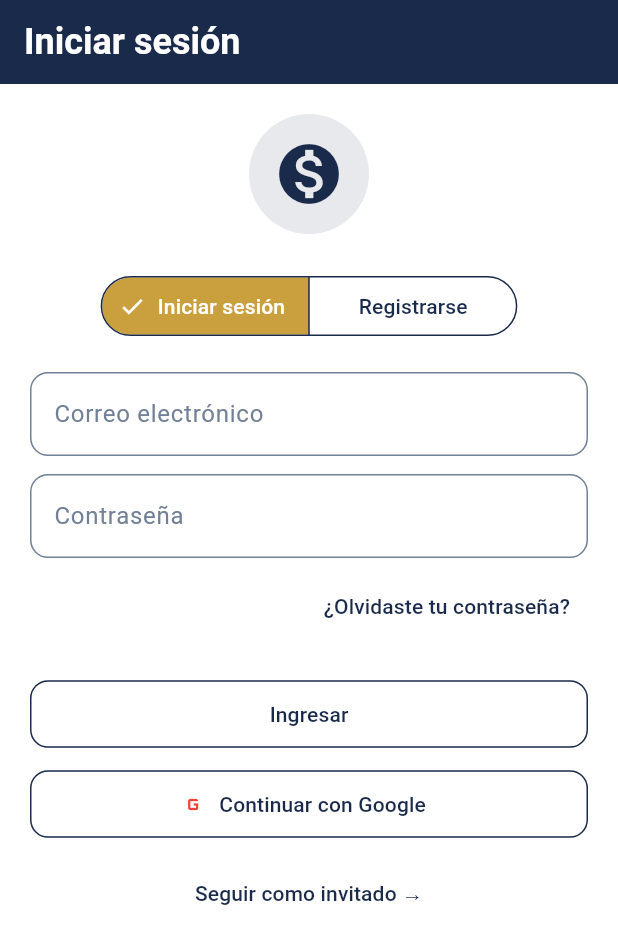
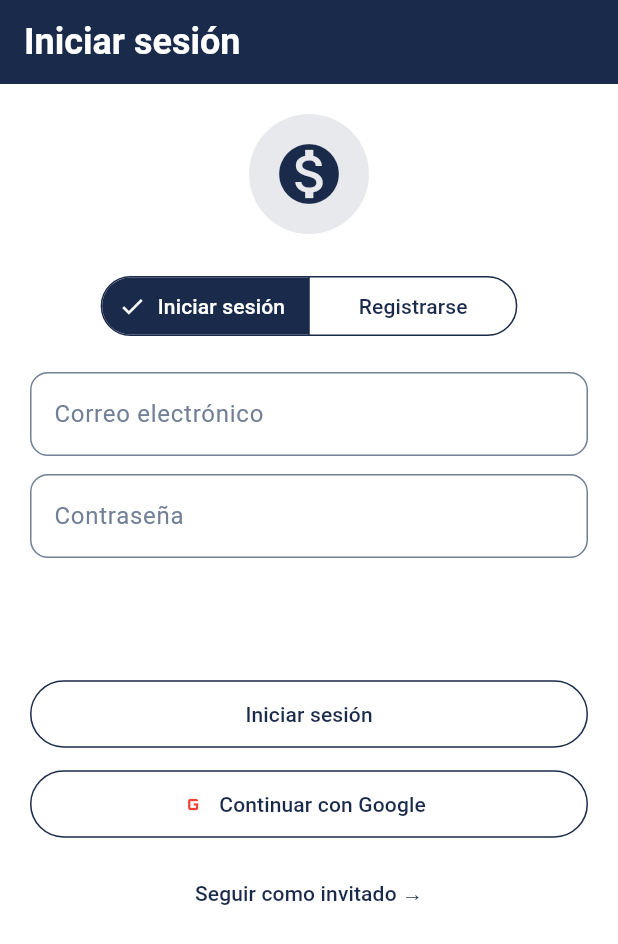
Before and after one commit to Seba-QA/coleccion_numismatica, a Flutter app: the screen it shows after launch, on a phone screen of 412 x 824 dp. Shown: the top 944 px of the screen. Run offline on Flutter 3.47's test engine with Material 3 defaults, Android fonts, the light colour scheme and no system bars; our stand-ins replace cloud_firestore, file_picker, firebase_auth, firebase_core, fl_chart, font_awesome_flutter and 5 more; accounts and stored records are empty.

Commit message:
Ajustes visuales en pantalla auth

```diff
--- a/coleccion_numismatica/lib/pantalla_auth.dart
+++ b/coleccion_numismatica/lib/pantalla_auth.dart
@@ -175,7 +175,8 @@ class _PantallaAuthState extends State<PantallaAuth> {
     return showDialog(
       context: context,
       barrierDismissible: false,
-      builder: (context) => AlertDialog(
+      builder:
+          (context) => AlertDialog(
             title: const Text('Restablecer contraseña'),
             content: Column(
               mainAxisSize: MainAxisSize.min,
@@ -205,16 +206,22 @@ class _PantallaAuthState extends State<PantallaAuth> {
                   final email = emailController.text.trim();
                   if (email.isEmpty) {
                     ScaffoldMessenger.of(context).showSnackBar(
-                  const SnackBar(content: Text('Ingresa tu correo electrónico.')),
+                      const SnackBar(
+                        content: Text('Ingresa tu correo electrónico.'),
+                      ),
                     );
                     return;
                   }
                   try {
-                await FirebaseAuth.instance.sendPasswordResetEmail(email: email);
+                    await FirebaseAuth.instance.sendPasswordResetEmail(
+                      email: email,
+                    );
                     if (mounted) Navigator.pop(context);
                     ScaffoldMessenger.of(context).showSnackBar(
                       const SnackBar(
-                    content: Text('Correo de restablecimiento enviado. Revisa tu bandeja de entrada.'),
+                        content: Text(
+                          'Correo de restablecimiento enviado. Revisa tu bandeja de entrada.',
+                        ),
                         backgroundColor: Colors.green,
                       ),
                     );
@@ -222,7 +229,8 @@ class _PantallaAuthState extends State<PantallaAuth> {
                     String mensaje;
                     switch (e.code) {
                       case 'user-not-found':
-                    mensaje = 'No existe una cuenta con ese correo electrónico.';
+                        mensaje =
+                            'No existe una cuenta con ese correo electrónico.';
                         break;
                       case 'invalid-email':
                         mensaje = 'El correo electrónico no es válido.';
@@ -247,8 +255,31 @@ class _PantallaAuthState extends State<PantallaAuth> {
 
   @override
   Widget build(BuildContext context) {
-    return Scaffold(
-      appBar: AppBar(title: Text(_isLogin ? 'Iniciar sesión' : 'Registrarse')),
+    return Theme(
+      data: Theme.of(context).copyWith(
+        textTheme: Theme.of(context).textTheme.copyWith(
+          labelLarge: TextStyle(color: Theme.of(context).colorScheme.onSurface),
+        ),
+        textButtonTheme: TextButtonThemeData(
+          style: TextButton.styleFrom(
+            foregroundColor: Theme.of(context).colorScheme.onSurface,
+          ),
+        ),
+        elevatedButtonTheme: ElevatedButtonThemeData(
+          style: ElevatedButton.styleFrom(
+            foregroundColor: Theme.of(context).colorScheme.onSurface,
+          ),
+        ),
+        outlinedButtonTheme: OutlinedButtonThemeData(
+          style: OutlinedButton.styleFrom(
+            foregroundColor: Theme.of(context).colorScheme.onSurface,
+          ),
+        ),
+      ),
+      child: Scaffold(
+        appBar: AppBar(
+          title: Text(_isLogin ? 'Iniciar sesión' : 'Registrarse'),
+        ),
         body: Padding(
           padding: const EdgeInsets.all(20),
           child: Form(
@@ -276,6 +307,8 @@ class _PantallaAuthState extends State<PantallaAuth> {
                     ),
                   ),
                   const SizedBox(height: 24),
+
+                  // Pestañas login/registro
                   SegmentedButton<String>(
                     segments: const [
                       ButtonSegment(
@@ -294,8 +327,28 @@ class _PantallaAuthState extends State<PantallaAuth> {
                         _confirmController.clear();
                       });
                     },
+                    style: ButtonStyle(
+                      backgroundColor: WidgetStateProperty.resolveWith((
+                        states,
+                      ) {
+                        if (states.contains(WidgetState.selected)) {
+                          return Theme.of(context).colorScheme.primary;
+                        }
+                        return Theme.of(context).colorScheme.surface;
+                      }),
+                      foregroundColor: WidgetStateProperty.resolveWith((
+                        states,
+                      ) {
+                        if (states.contains(WidgetState.selected)) {
+                          return Theme.of(context).colorScheme.onPrimary;
+                        }
+                        return Theme.of(context).colorScheme.onSurface;
+                      }),
+                    ),
                   ),
                   const SizedBox(height: 20),
+
+                  // Campo email
                   TextFormField(
                     controller: _emailController,
                     decoration: const InputDecoration(
@@ -303,9 +356,12 @@ class _PantallaAuthState extends State<PantallaAuth> {
                     ),
                     keyboardType: TextInputType.emailAddress,
                     validator:
-                      (value) => value!.contains('@') ? null : 'Email inválido',
+                        (value) =>
+                            value!.contains('@') ? null : 'Email inválido',
                   ),
                   const SizedBox(height: 12),
+
+                  // Campo contraseña
                   TextFormField(
                     controller: _passwordController,
                     decoration: const InputDecoration(labelText: 'Contraseña'),
@@ -314,6 +370,8 @@ class _PantallaAuthState extends State<PantallaAuth> {
                         (value) =>
                             value!.length >= 6 ? null : 'Mínimo 6 caracteres',
                   ),
+
+                  // Enlace "¿Olvidaste tu contraseña?" (solo login)
                   if (_isLogin) ...[
                     const SizedBox(height: 8),
                     Row(
@@ -321,11 +379,16 @@ class _PantallaAuthState extends State<PantallaAuth> {
                       children: [
                         TextButton(
                           onPressed: _mostrarDialogoRestablecer,
-                        child: const Text('¿Olvidaste tu contraseña?'),
+                          child: const Text(
+                            '¿Olvidaste tu contraseña?',
+                            style: TextStyle(color: Colors.white),
+                          ),
                         ),
                       ],
                     ),
                   ],
+
+                  // Campo confirmar contraseña (solo registro)
                   if (!_isLogin) ...[
                     const SizedBox(height: 12),
                     TextFormField(
@@ -341,7 +404,10 @@ class _PantallaAuthState extends State<PantallaAuth> {
                                   : 'Las contraseñas no coinciden',
                     ),
                   ],
+
                   const SizedBox(height: 24),
+
+                  // Botón principal
                   if (_isLoading)
                     const CircularProgressIndicator()
                   else
@@ -350,9 +416,12 @@ class _PantallaAuthState extends State<PantallaAuth> {
                       style: ElevatedButton.styleFrom(
                         minimumSize: const Size(double.infinity, 45),
                       ),
-                    child: Text(_isLogin ? 'Ingresar' : 'Registrarse'),
+                      child: Text(_isLogin ? 'Iniciar sesión' : 'Registrarse'),
                     ),
+
                   const SizedBox(height: 12),
+
+                  // Botón Google
                   OutlinedButton.icon(
                     onPressed: _googleSignIn,
                     icon: const Icon(Icons.g_mobiledata, color: Colors.red),
@@ -361,7 +430,10 @@ class _PantallaAuthState extends State<PantallaAuth> {
                       minimumSize: const Size(double.infinity, 45),
                     ),
                   ),
+
                   const SizedBox(height: 12),
+
+                  // Botón invitado
                   TextButton(
                     onPressed: () async {
                       setState(() => _isLoading = true);
@@ -396,6 +468,7 @@ class _PantallaAuthState extends State<PantallaAuth> {
             ),
           ),
         ),
+      ),
     );
   }
 }
```
Lines whose indentation alone changed are shown as unchanged.
